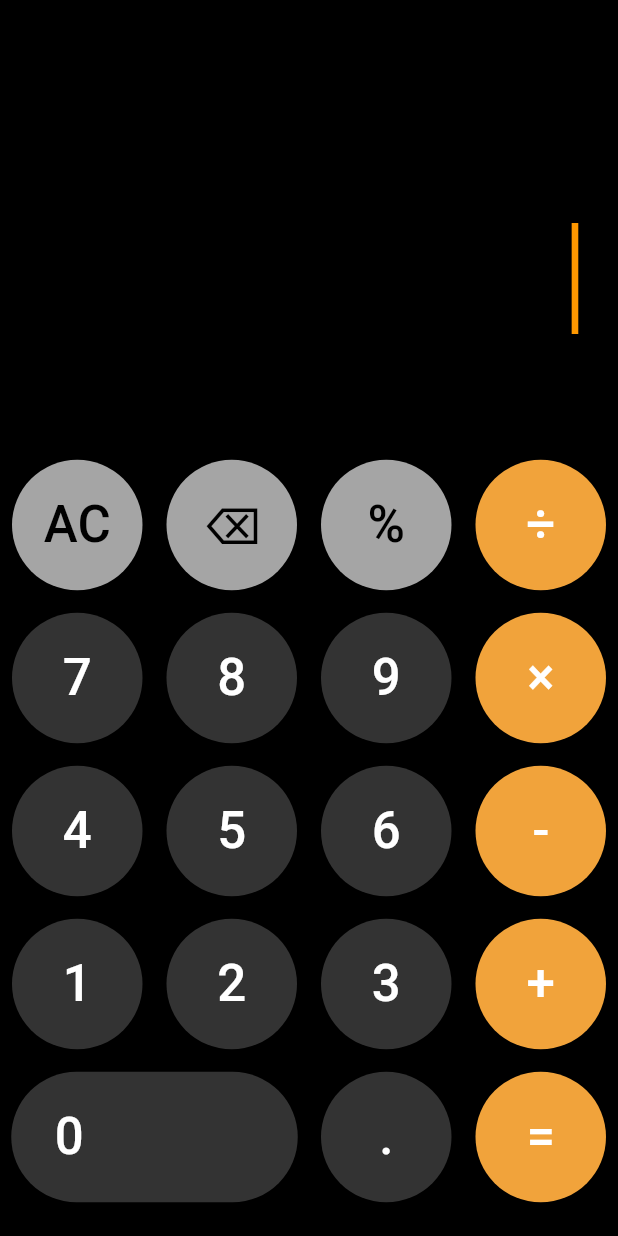
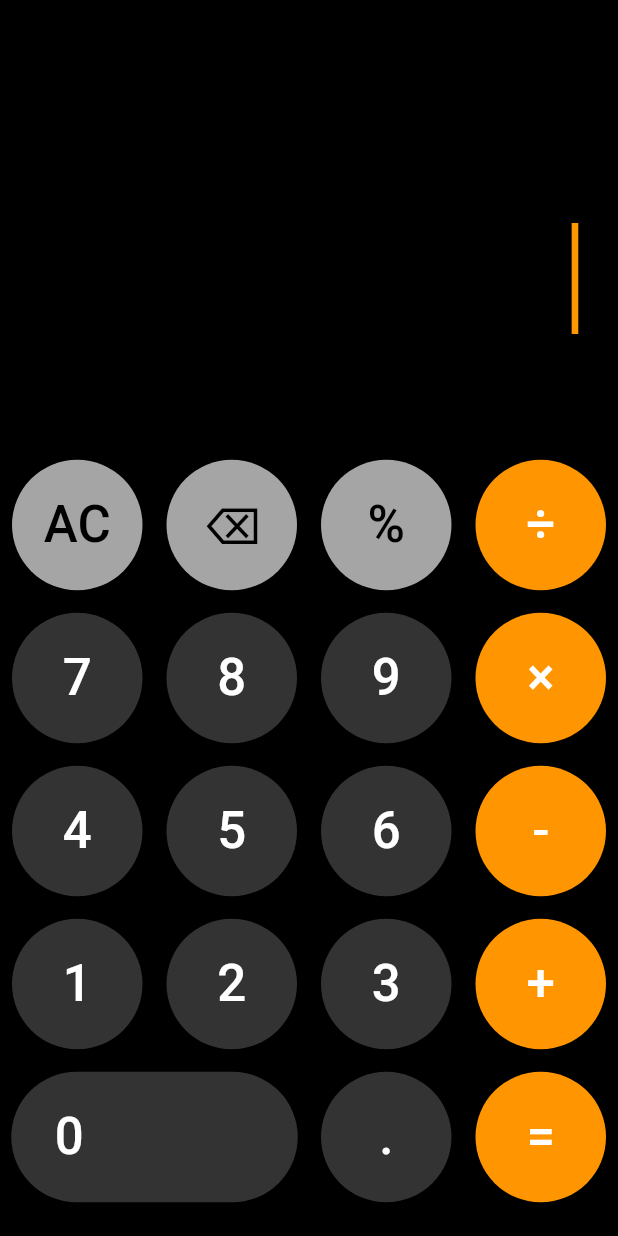
Before and after one commit to suvojit213/calculator, a Flutter app: the screen it shows after launch, on a phone screen of 412 x 824 dp. Run offline on Flutter 3.47's test engine with Material 3 defaults, Android fonts, the phone set to English and light mode, and no system bars; Roboto replaces fonts that are missing (Helvetica Neue).

Commit message:
feat: update calculator button colors to match iOS

```diff
--- a/lib/main.dart
+++ b/lib/main.dart
@@ -393,7 +393,7 @@ class _CalculatorHomePageState extends State<CalculatorHomePage> {
                     _buildButton("AC", const Color(0xFFA5A5A5), Colors.black),
                     _buildButton("⌫", const Color(0xFFA5A5A5), Colors.black),
                     _buildButton("%", const Color(0xFFA5A5A5), Colors.black),
-                    _buildButton("÷", const Color(0xFFF1A33B), Colors.white),
+                    _buildButton("÷", const Color(0xFFFF9500), Colors.white),
                   ],
                 ),
                 Row(
@@ -401,7 +401,7 @@ class _CalculatorHomePageState extends State<CalculatorHomePage> {
                     _buildButton("7", const Color(0xFF333333), Colors.white),
                     _buildButton("8", const Color(0xFF333333), Colors.white),
                     _buildButton("9", const Color(0xFF333333), Colors.white),
-                    _buildButton("×", const Color(0xFFF1A33B), Colors.white),
+                    _buildButton("×", const Color(0xFFFF9500), Colors.white),
                   ],
                 ),
                 Row(
@@ -409,7 +409,7 @@ class _CalculatorHomePageState extends State<CalculatorHomePage> {
                     _buildButton("4", const Color(0xFF333333), Colors.white),
                     _buildButton("5", const Color(0xFF333333), Colors.white),
                     _buildButton("6", const Color(0xFF333333), Colors.white),
-                    _buildButton("-", const Color(0xFFF1A33B), Colors.white),
+                    _buildButton("-", const Color(0xFFFF9500), Colors.white),
                   ],
                 ),
                 Row(
@@ -417,14 +417,14 @@ class _CalculatorHomePageState extends State<CalculatorHomePage> {
                     _buildButton("1", const Color(0xFF333333), Colors.white),
                     _buildButton("2", const Color(0xFF333333), Colors.white),
                     _buildButton("3", const Color(0xFF333333), Colors.white),
-                    _buildButton("+", const Color(0xFFF1A33B), Colors.white),
+                    _buildButton("+", const Color(0xFFFF9500), Colors.white),
                   ],
                 ),
                 Row(
                   children: <Widget>[
                     _buildZeroButton("0", const Color(0xFF333333), Colors.white),
                     _buildButton(".", const Color(0xFF333333), Colors.white),
-                    _buildButton("=", const Color(0xFFF1A33B), Colors.white),
+                    _buildButton("=", const Color(0xFFFF9500), Colors.white),
                   ],
                 ),
               ],
```
